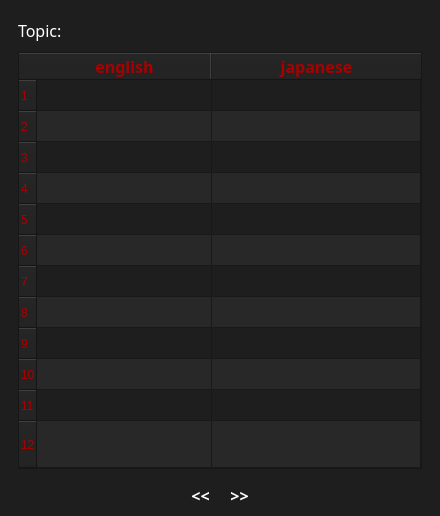
Above: src/python/audio_flashcard/audioFlashcard.ui from EmreTekinalp/Qt before the change. Below: the same form after it.
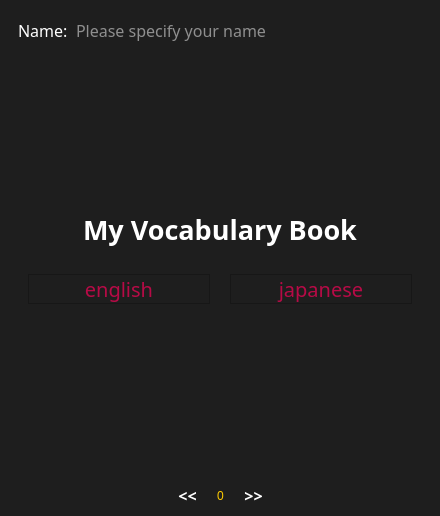
That is the form after the change.

Commit message: overall update of the digital vocab app including pages and general refinements on the uis

Diff of the .ui file:
```diff
--- a/src/python/audio_flashcard/audioFlashcard.ui
+++ b/src/python/audio_flashcard/audioFlashcard.ui
@@ -56,7 +56,7 @@
        <enum>Qt::LeftToRight</enum>
       </property>
       <property name="currentIndex">
-       <number>1</number>
+       <number>0</number>
       </property>
       <widget class="QWidget" name="title_page">
        <property name="layoutDirection">
@@ -66,7 +66,7 @@
         <item>
          <layout class="QHBoxLayout" name="horizontalLayout_4">
           <property name="spacing">
-           <number>15</number>
+           <number>6</number>
           </property>
           <property name="bottomMargin">
            <number>0</number>
@@ -95,6 +95,9 @@
             <property name="frame">
              <bool>false</bool>
             </property>
+            <property name="placeholderText">
+             <string>Please specify your name</string>
+            </property>
            </widget>
           </item>
          </layout>
@@ -110,7 +113,7 @@
           <property name="sizeHint" stdset="0">
            <size>
             <width>20</width>
-            <height>30</height>
+            <height>22</height>
            </size>
           </property>
          </spacer>
@@ -158,6 +161,9 @@
               <pointsize>15</pointsize>
              </font>
             </property>
+            <property name="styleSheet">
+             <string notr="true">color: rgb(183, 10, 70);</string>
+            </property>
             <property name="frameShape">
              <enum>QFrame::StyledPanel</enum>
             </property>
@@ -177,6 +183,9 @@
               <pointsize>15</pointsize>
              </font>
             </property>
+            <property name="styleSheet">
+             <string notr="true">color: rgb(183, 10, 70);</string>
+            </property>
             <property name="frameShape">
              <enum>QFrame::StyledPanel</enum>
             </property>
@@ -196,250 +205,18 @@
            <enum>Qt::Vertical</enum>
           </property>
           <property name="sizeType">
-           <enum>QSizePolicy::MinimumExpanding</enum>
+           <enum>QSizePolicy::Maximum</enum>
           </property>
           <property name="sizeHint" stdset="0">
            <size>
             <width>20</width>
-            <height>117</height>
+            <height>165</height>
            </size>
           </property>
          </spacer>
         </item>
        </layout>
       </widget>
-      <widget class="QWidget" name="page_1">
-       <layout class="QVBoxLayout" name="verticalLayout_2">
-        <property name="spacing">
-         <number>9</number>
-        </property>
-        <property name="margin">
-         <number>9</number>
-        </property>
-        <item>
-         <layout class="QHBoxLayout" name="horizontalLayout">
-          <property name="spacing">
-           <number>15</number>
-          </property>
-          <item>
-           <widget class="QLabel" name="topicLabel">
-            <property name="font">
-             <font>
-              <family>Segoe Print</family>
-              <pointsize>12</pointsize>
-             </font>
-            </property>
-            <property name="text">
-             <string>Topic:</string>
-            </property>
-           </widget>
-          </item>
-          <item>
-           <widget class="QLineEdit" name="topicLed">
-            <property name="sizePolicy">
-             <sizepolicy hsizetype="Expanding" vsizetype="Minimum">
-              <horstretch>0</horstretch>
-              <verstretch>0</verstretch>
-             </sizepolicy>
-            </property>
-            <property name="font">
-             <font>
-              <family>Segoe Print</family>
-              <pointsize>12</pointsize>
-              <underline>false</underline>
-             </font>
-            </property>
-            <property name="text">
-             <string/>
-            </property>
-            <property name="frame">
-             <bool>false</bool>
-            </property>
-            <property name="cursorPosition">
-             <number>0</number>
-            </property>
-            <property name="placeholderText">
-             <string/>
-            </property>
-            <property name="clearButtonEnabled" stdset="0">
-             <bool>false</bool>
-            </property>
-           </widget>
-          </item>
-         </layout>
-        </item>
-        <item>
-         <widget class="QTableWidget" name="tableWidget">
-          <property name="sizePolicy">
-           <sizepolicy hsizetype="Minimum" vsizetype="MinimumExpanding">
-            <horstretch>0</horstretch>
-            <verstretch>0</verstretch>
-           </sizepolicy>
-          </property>
-          <property name="font">
-           <font>
-            <family>Segoe Print</family>
-            <pointsize>14</pointsize>
-           </font>
-          </property>
-          <property name="autoFillBackground">
-           <bool>false</bool>
-          </property>
-          <property name="styleSheet">
-           <string notr="true">background-color: rgb(30, 30, 30);
-alternate-background-color: rgb(40, 40, 40);
-color: rgb(170, 0, 0);</string>
-          </property>
-          <property name="frameShape">
-           <enum>QFrame::StyledPanel</enum>
-          </property>
-          <property name="frameShadow">
-           <enum>QFrame::Sunken</enum>
-          </property>
-          <property name="lineWidth">
-           <number>7</number>
-          </property>
-          <property name="midLineWidth">
-           <number>2</number>
-          </property>
-          <property name="verticalScrollBarPolicy">
-           <enum>Qt::ScrollBarAsNeeded</enum>
-          </property>
-          <property name="horizontalScrollBarPolicy">
-           <enum>Qt::ScrollBarAlwaysOff</enum>
-          </property>
-          <property name="autoScroll">
-           <bool>false</bool>
-          </property>
-          <property name="showDropIndicator" stdset="0">
-           <bool>false</bool>
-          </property>
-          <property name="dragEnabled">
-           <bool>false</bool>
-          </property>
-          <property name="dragDropOverwriteMode">
-           <bool>false</bool>
-          </property>
-          <property name="dragDropMode">
-           <enum>QAbstractItemView::NoDragDrop</enum>
-          </property>
-          <property name="alternatingRowColors">
-           <bool>true</bool>
-          </property>
-          <property name="selectionMode">
-           <enum>QAbstractItemView::ExtendedSelection</enum>
-          </property>
-          <property name="textElideMode">
-           <enum>Qt::ElideNone</enum>
-          </property>
-          <property name="showGrid">
-           <bool>true</bool>
-          </property>
-          <property name="gridStyle">
-           <enum>Qt::SolidLine</enum>
-          </property>
-          <property name="sortingEnabled">
-           <bool>false</bool>
-          </property>
-          <property name="wordWrap">
-           <bool>false</bool>
-          </property>
-          <property name="cornerButtonEnabled">
-           <bool>false</bool>
-          </property>
-          <property name="rowCount">
-           <number>12</number>
-          </property>
-          <property name="columnCount">
-           <number>2</number>
-          </property>
-          <attribute name="horizontalHeaderVisible">
-           <bool>true</bool>
-          </attribute>
-          <attribute name="horizontalHeaderCascadingSectionResizes">
-           <bool>false</bool>
-          </attribute>
-          <attribute name="horizontalHeaderDefaultSectionSize">
-           <number>175</number>
-          </attribute>
-          <attribute name="horizontalHeaderMinimumSectionSize">
-           <number>40</number>
-          </attribute>
-          <attribute name="horizontalHeaderShowSortIndicator" stdset="0">
-           <bool>false</bool>
-          </attribute>
-          <attribute name="horizontalHeaderStretchLastSection">
-           <bool>true</bool>
-          </attribute>
-          <attribute name="verticalHeaderVisible">
-           <bool>true</bool>
-          </attribute>
-          <attribute name="verticalHeaderCascadingSectionResizes">
-           <bool>false</bool>
-          </attribute>
-          <attribute name="verticalHeaderDefaultSectionSize">
-           <number>30</number>
-          </attribute>
-          <attribute name="verticalHeaderHighlightSections">
-           <bool>false</bool>
-          </attribute>
-          <attribute name="verticalHeaderMinimumSectionSize">
-           <number>20</number>
-          </attribute>
-          <attribute name="verticalHeaderShowSortIndicator" stdset="0">
-           <bool>false</bool>
-          </attribute>
-          <attribute name="verticalHeaderStretchLastSection">
-           <bool>true</bool>
-          </attribute>
-          <row/>
-          <row/>
-          <row/>
-          <row/>
-          <row/>
-          <row/>
-          <row/>
-          <row/>
-          <row/>
-          <row/>
-          <row/>
-          <row/>
-          <column>
-           <property name="text">
-            <string>english</string>
-           </property>
-           <property name="font">
-            <font>
-             <family>Segoe Print</family>
-             <pointsize>12</pointsize>
-             <weight>75</weight>
-             <bold>true</bold>
-             <stylestrategy>PreferAntialias</stylestrategy>
-            </font>
-           </property>
-          </column>
-          <column>
-           <property name="text">
-            <string>japanese</string>
-           </property>
-           <property name="font">
-            <font>
-             <family>Segoe Print</family>
-             <pointsize>12</pointsize>
-             <weight>75</weight>
-             <bold>true</bold>
-            </font>
-           </property>
-          </column>
-          <item row="0" column="0">
-           <property name="text">
-            <string/>
-           </property>
-          </item>
-         </widget>
-        </item>
-       </layout>
-      </widget>
      </widget>
     </item>
     <item>
@@ -496,6 +273,16 @@
         </property>
        </widget>
       </item>
+      <item>
+       <widget class="QLabel" name="pageLab">
+        <property name="styleSheet">
+         <string notr="true">color: rgb(255, 204, 0);</string>
+        </property>
+        <property name="text">
+         <string>0</string>
+        </property>
+       </widget>
+      </item>
       <item>
        <widget class="QPushButton" name="nextBtn">
         <property name="sizePolicy">
```
Left out of the diff: 4 changed lines with no effect on the pictures. The commit also changes 25 other files.
